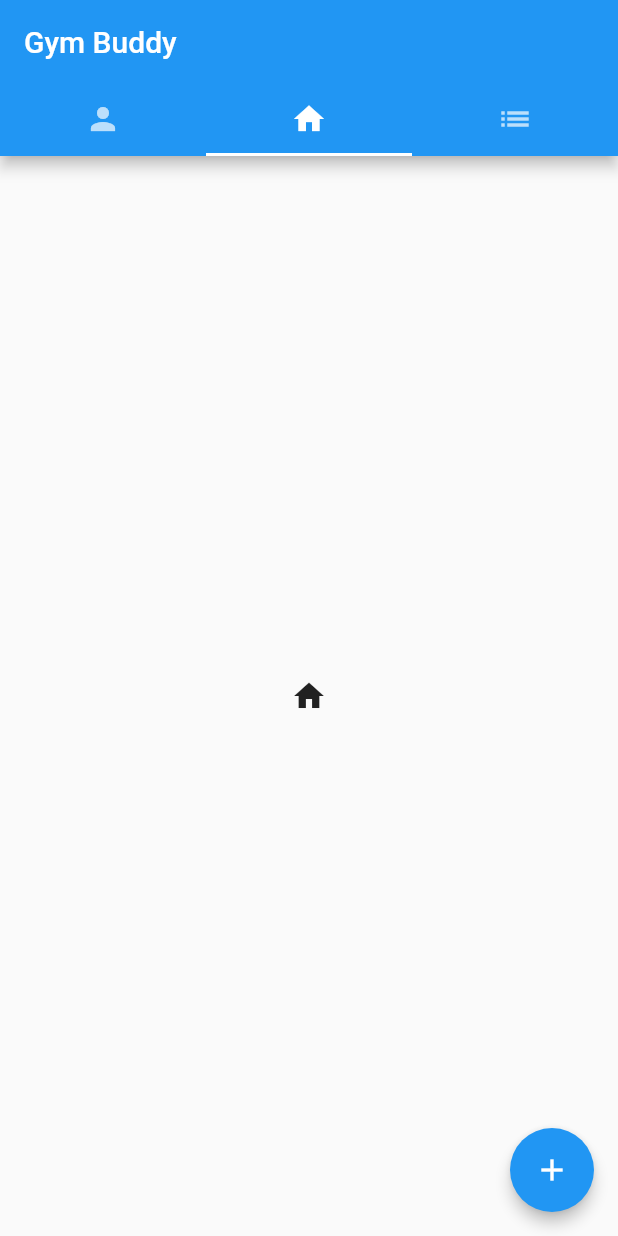
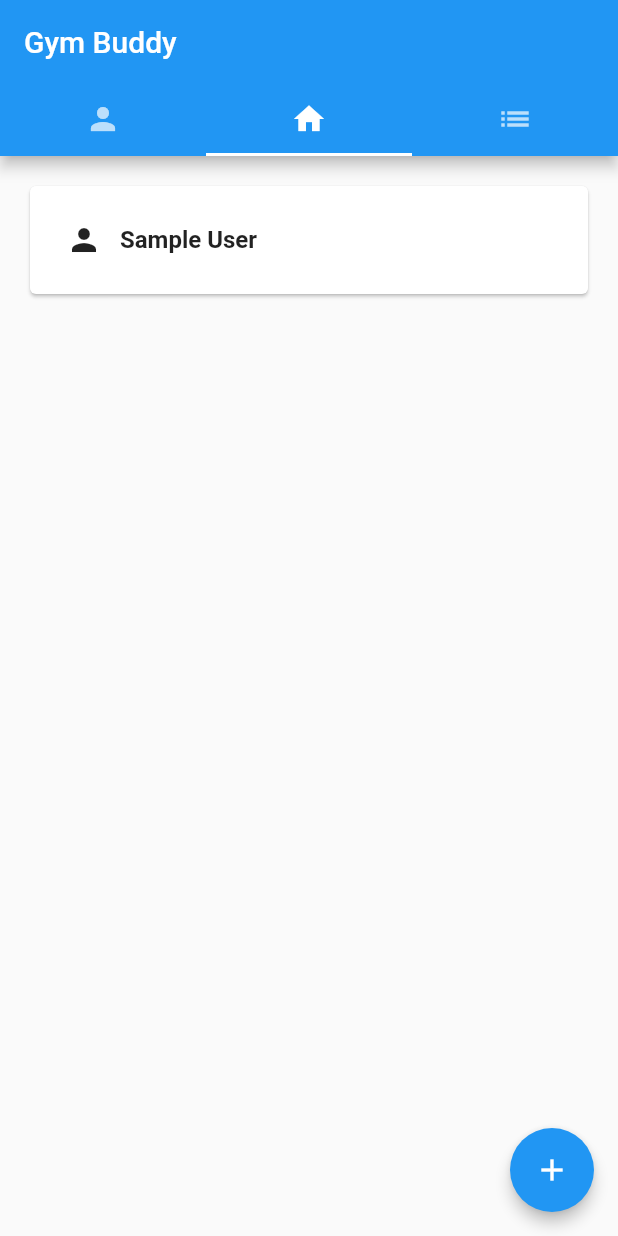
Before and after one commit to kdamp/gymbuddy_flutter, a Flutter app: the screen it shows after launch, on a phone screen of 412 x 824 dp. Run offline on Flutter 3.47's test engine with Material 2 defaults, Android fonts, the phone set to English and light mode, and no system bars; our stand-ins replace firebase_core, material_design_icons_flutter; accounts and stored records are empty.

Commit message:
Updating HomePage creating main design

```diff
--- a/lib/home.dart
+++ b/lib/home.dart
@@ -3,6 +3,41 @@ import 'package:flutter/material.dart';
 class HomeScreen extends StatelessWidget {
   @override
   Widget build(BuildContext context) {
-    return Icon(Icons.home);
+    var feed = <Widget>[
+        Column(
+          children: <Widget>[
+            Row(
+              children: <Widget>[
+                Padding(
+                  padding: const EdgeInsets.only(right: 12.0),
+                  child: Icon(Icons.person),
+                ),
+                Expanded(child: Text("Sample User", style: TextStyle(fontWeight: FontWeight.bold, fontSize: 16.0),),)
+              ],
+            ),
+            DecoratedBox (
+              decoration: BoxDecoration(
+                color: Colors.deepPurple.shade50,
+                image: DecorationImage(image: AssetImage("sampledata/exampleImg.jpg"))
+              ),
+            )
+          ],
+        )
+    ];
+
+    return Padding(
+      padding: const EdgeInsets.all(16.0),
+      child: ListView.builder(itemBuilder: (BuildContext context, int index){
+        var item = feed[index];
+        return new Card(
+          child: Padding(
+            padding: EdgeInsets.all(24.0),
+            child: item,
+          ),
+        );
+      },
+        itemCount: feed.length,
+      ),
+    );
   }
 }
--- a/lib/main.dart
+++ b/lib/main.dart
@@ -1,4 +1,5 @@
 import 'package:flutter/material.dart';
+import 'package:firebase_core/firebase_core.dart';
 import './add.dart';
 import './profile.dart';
 import './home.dart';
@@ -8,6 +9,7 @@ import './scores.dart';
 void main() => runApp(MyApp());
 
 class MyApp extends StatelessWidget {
+
   @override
   Widget build(BuildContext context) {
     return MaterialApp(
--- a/lib/profile.dart
+++ b/lib/profile.dart
@@ -32,7 +32,7 @@ class ProfileScreen extends StatelessWidget {
               children: <Widget>[
                 Padding(
                   padding: const EdgeInsets.only(right: 16.0),
-                  child: Icon(Icons.account_circle, size: 32.0,),
+                  child: Icon(Icons.account_circle),
                 ),
                 Expanded(child: Center(child: Text("Login to Gym Buddy", style: TextStyle(fontSize: 24.0, fontWeight: FontWeight.bold),))),
               ],
@@ -49,7 +49,7 @@ class ProfileScreen extends StatelessWidget {
                 children: <Widget>[
                   Padding(
                     padding: const EdgeInsets.only(right: 16.0),
-                    child: Icon(MdiIcons.facebookBox, size: 32.0,),
+                    child: Icon(MdiIcons.facebook),
                   ),
                   Expanded(child: Center(child: Text("Login to Facebook", style: TextStyle(fontSize: 24.0, fontWeight: FontWeight.bold),))),
                 ],
@@ -65,7 +65,7 @@ class ProfileScreen extends StatelessWidget {
               children: <Widget>[
                 Padding(
                   padding: const EdgeInsets.only(right: 16.0),
-                  child: Icon(MdiIcons.google, size: 32.0,),
+                  child: Icon(MdiIcons.google),
                 ),
                 Expanded(child: Center(child: Text("Login to Google", style: TextStyle(fontSize: 24.0, fontWeight: FontWeight.bold),))),
               ],
```
Also changed, not shown: pubspec.yaml (+6 -3 lines), 7 other files.
